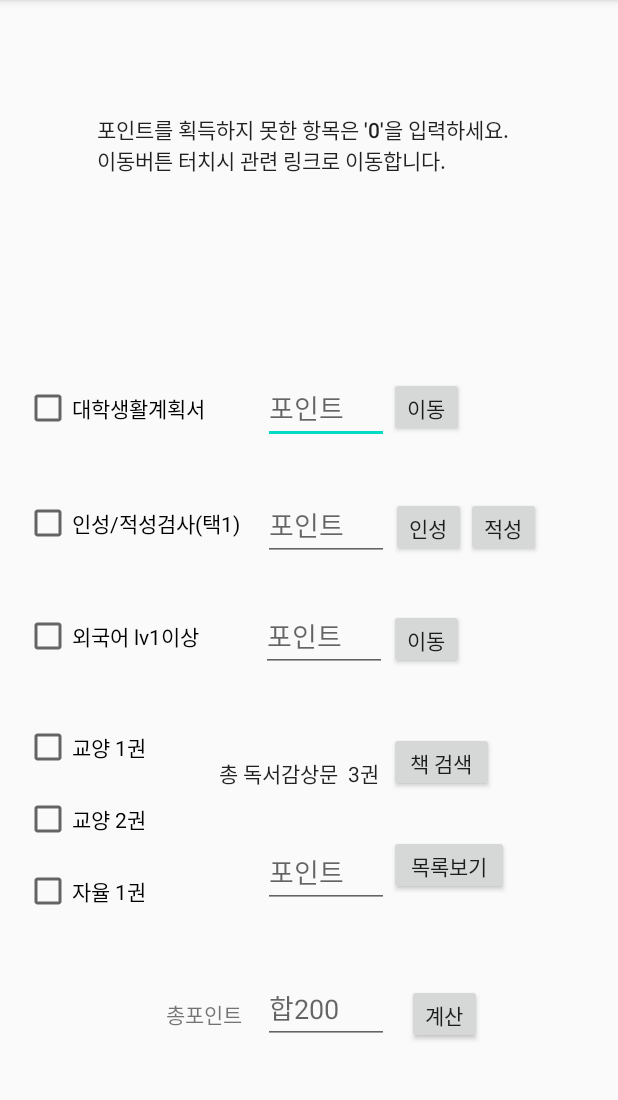
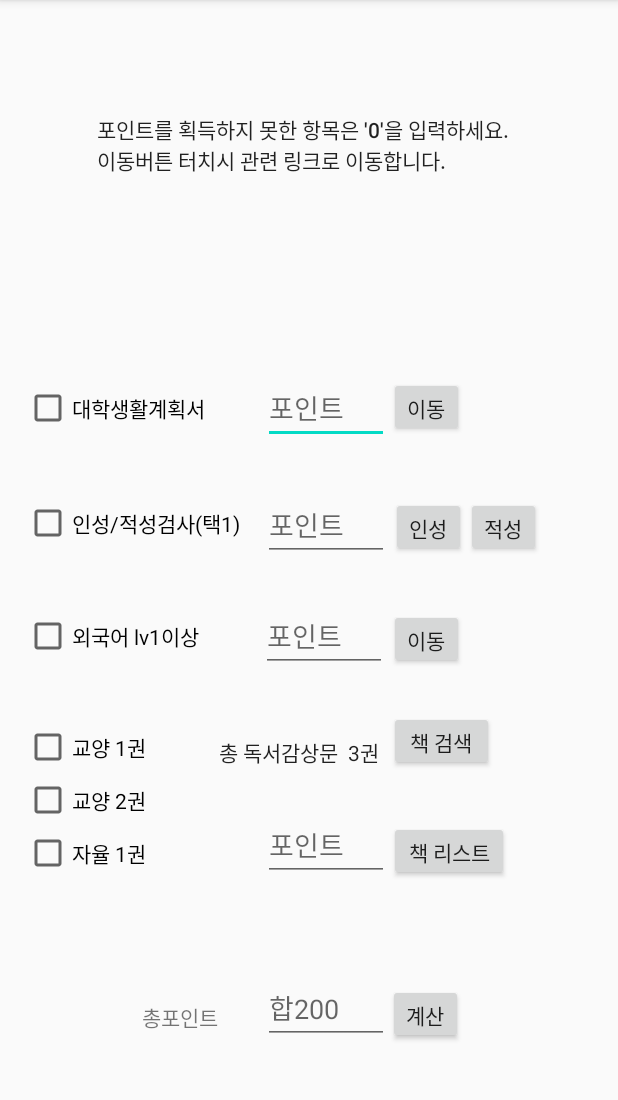
Before and after one commit to 0jiiino/JBNU_Project, an Android app: the WhiteBelt screen opened directly, with no data from a screen before it, on a phone screen of 412 x 824 dp, the part 84-1184 px from its top. Run offline under Robolectric (Android 15) with nearby library versions, the phone set to English and light mode, and no system bars.

Commit message:
yellow belt 레이아웃 변경

```diff
--- a/app/src/main/res/layout/activity_white_belt.xml
+++ b/app/src/main/res/layout/activity_white_belt.xml
@@ -32,9 +32,9 @@
         android:text="이동"
         app:layout_constraintBottom_toBottomOf="parent"
         app:layout_constraintEnd_toEndOf="parent"
+        app:layout_constraintTop_toTopOf="parent"
         app:layout_constraintHorizontal_bias="0.0"
         app:layout_constraintStart_toStartOf="@+id/button03"
-        app:layout_constraintTop_toTopOf="parent"
         app:layout_constraintVertical_bias="0.345" />
 
     <EditText
@@ -93,11 +93,11 @@
 
     <CheckBox
         android:id="@+id/checkbox06"
-        android:layout_width="83dp"
-        android:layout_height="32dp"
+        android:layout_width="wrap_content"
+        android:layout_height="wrap_content"
         android:layout_marginStart="16dp"
         android:layout_marginLeft="16dp"
-        android:layout_marginTop="16dp"
+        android:layout_marginTop="3dp"
         android:text="자율 1권"
         app:layout_constraintBottom_toBottomOf="parent"
         app:layout_constraintStart_toStartOf="parent"
@@ -110,7 +110,7 @@
         android:layout_height="wrap_content"
         android:layout_marginStart="16dp"
         android:layout_marginLeft="16dp"
-        android:layout_marginTop="16dp"
+        android:layout_marginTop="3dp"
         android:text="교양 2권"
         app:layout_constraintEnd_toEndOf="parent"
         app:layout_constraintHorizontal_bias="0.0"
@@ -188,11 +188,11 @@
         android:id="@+id/button04"
         android:layout_width="80dp"
         android:layout_height="40dp"
-        android:text="목록보기"
+        android:text="책 리스트"
         app:layout_constraintBottom_toBottomOf="parent"
+        app:layout_constraintTop_toTopOf="parent"
         app:layout_constraintStart_toStartOf="@+id/button03"
-        app:layout_constraintTop_toTopOf="parent"
-        app:layout_constraintVertical_bias="0.765" />
+        app:layout_constraintVertical_bias="0.752" />
 
     <EditText
         android:id="@+id/editText04"
@@ -205,7 +205,7 @@
         app:layout_constraintBottom_toBottomOf="parent"
         app:layout_constraintEnd_toEndOf="@+id/editText02"
         app:layout_constraintTop_toTopOf="parent"
-        app:layout_constraintVertical_bias="0.774"
+        app:layout_constraintVertical_bias="0.749"
         tools:ignore="MissingConstraints" />
 
     <EditText
@@ -216,23 +216,25 @@
         android:hint="합200"
         android:inputType="number"
         app:layout_constraintBottom_toBottomOf="parent"
-        app:layout_constraintEnd_toEndOf="parent"
-        app:layout_constraintHorizontal_bias="0.535"
-        app:layout_constraintStart_toStartOf="parent"
         app:layout_constraintTop_toTopOf="parent"
+        app:layout_constraintEnd_toEndOf="@+id/editText04"
+        app:layout_constraintHorizontal_bias="1.0"
+        app:layout_constraintStart_toEndOf="@+id/textView5"
         app:layout_constraintVertical_bias="0.9" />
 
     <TextView
         android:id="@+id/textView5"
         android:layout_width="wrap_content"
         android:layout_height="wrap_content"
+        android:layout_marginStart="12dp"
+        android:layout_marginLeft="12dp"
         android:text="총포인트"
         app:layout_constraintBottom_toBottomOf="parent"
         app:layout_constraintEnd_toEndOf="parent"
-        app:layout_constraintHorizontal_bias="0.306"
+        app:layout_constraintHorizontal_bias="0.236"
         app:layout_constraintStart_toStartOf="parent"
         app:layout_constraintTop_toTopOf="parent"
-        app:layout_constraintVertical_bias="0.891" />
+        app:layout_constraintVertical_bias="0.894" />
 
     <Button
         android:id="@+id/plus"
@@ -241,8 +243,8 @@
         android:text="계산"
         app:layout_constraintBottom_toBottomOf="parent"
         app:layout_constraintEnd_toEndOf="parent"
-        app:layout_constraintHorizontal_bias="0.75"
-        app:layout_constraintStart_toStartOf="parent"
+        app:layout_constraintHorizontal_bias="0.009"
+        app:layout_constraintStart_toEndOf="@+id/editText03"
         app:layout_constraintTop_toTopOf="parent"
         app:layout_constraintVertical_bias="0.901" />
 
@@ -258,7 +260,7 @@
         app:layout_constraintHorizontal_bias="0.0"
         app:layout_constraintStart_toStartOf="@+id/button03"
         app:layout_constraintTop_toTopOf="parent"
-        app:layout_constraintVertical_bias="0.67"
+        app:layout_constraintVertical_bias="0.651"
         tools:ignore="MissingConstraints" />
 
     <TextView
@@ -269,9 +271,8 @@
         android:textAppearance="@style/TextAppearance.AppCompat.Body1"
         app:layout_constraintBottom_toBottomOf="parent"
         app:layout_constraintEnd_toEndOf="@+id/editText03"
-
         app:layout_constraintTop_toTopOf="parent"
-        app:layout_constraintVertical_bias="0.674" />
+        app:layout_constraintVertical_bias="0.655" />
 
     <TextView
         android:id="@+id/textView7"
```
Also changed, not shown: app/src/main/res/layout/activity_yellow_belt.xml (+119 -93 lines).
